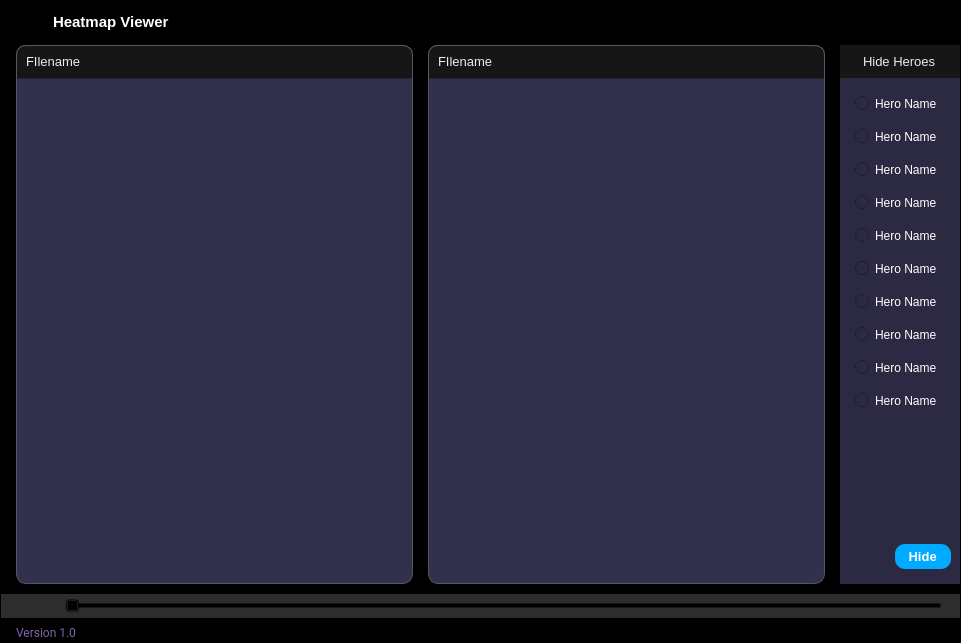
Before: the Qt Designer form ui/pages/hmap_viewer.ui in elian-olbz/mlbb-drafting-and-simulation-tools, drawn with Qt 5.
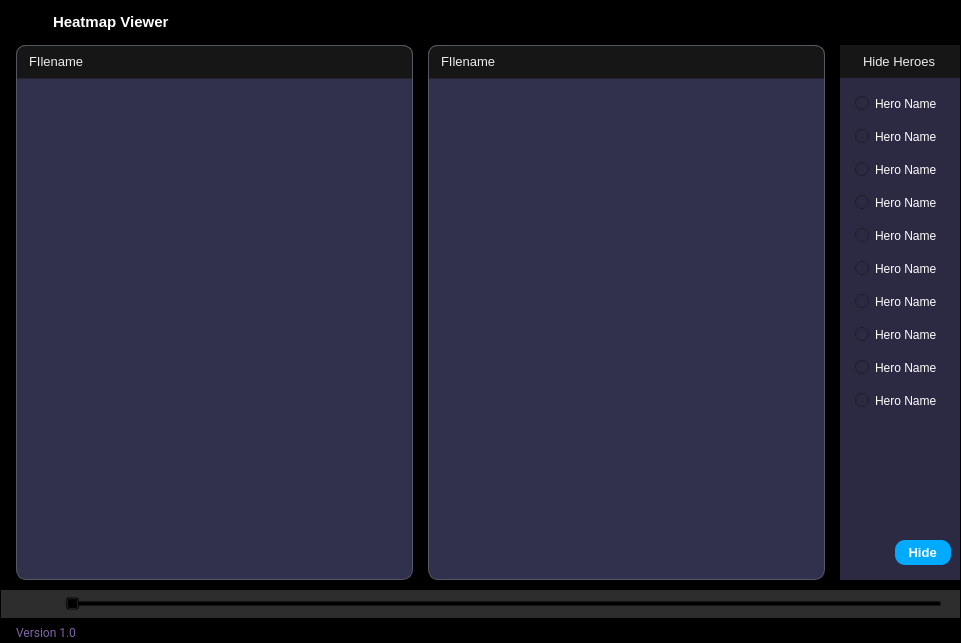
After: the same form once the commit is applied. Icons and pictures are not drawn.

Commit message: optimized painting of the heatmpa, sync video and graphics fps

What changed in the file:
```diff
--- a/ui/pages/hmap_viewer.ui
+++ b/ui/pages/hmap_viewer.ui
@@ -649,6 +649,9 @@
                                   <enum>QFrame::Raised</enum>
                                  </property>
                                  <layout class="QHBoxLayout" name="horizontalLayout_7">
+                                  <property name="leftMargin">
+                                   <number>12</number>
+                                  </property>
                                   <property name="topMargin">
                                    <number>4</number>
                                   </property>
@@ -773,6 +776,9 @@
                                   <enum>QFrame::Raised</enum>
                                  </property>
                                  <layout class="QHBoxLayout" name="horizontalLayout_18">
+                                  <property name="leftMargin">
+                                   <number>12</number>
+                                  </property>
                                   <property name="topMargin">
                                    <number>4</number>
                                   </property>
@@ -1412,13 +1418,13 @@
                                 <number>0</number>
                                </property>
                                <property name="topMargin">
-                                <number>0</number>
+                                <number>2</number>
                                </property>
                                <property name="rightMargin">
                                 <number>18</number>
                                </property>
                                <property name="bottomMargin">
-                                <number>0</number>
+                                <number>2</number>
                                </property>
                                <item alignment="Qt::AlignLeft|Qt::AlignVCenter">
                                 <widget class="QFrame" name="frame_7">
@@ -1461,8 +1467,8 @@
                                     </property>
                                     <property name="iconSize">
                                      <size>
-                                      <width>20</width>
-                                      <height>20</height>
+                                      <width>22</width>
+                                      <height>22</height>
                                      </size>
                                     </property>
                                    </widget>
```
Left out of the diff: 30 changed lines with no effect on the pictures. The commit also changes 1 other file.
